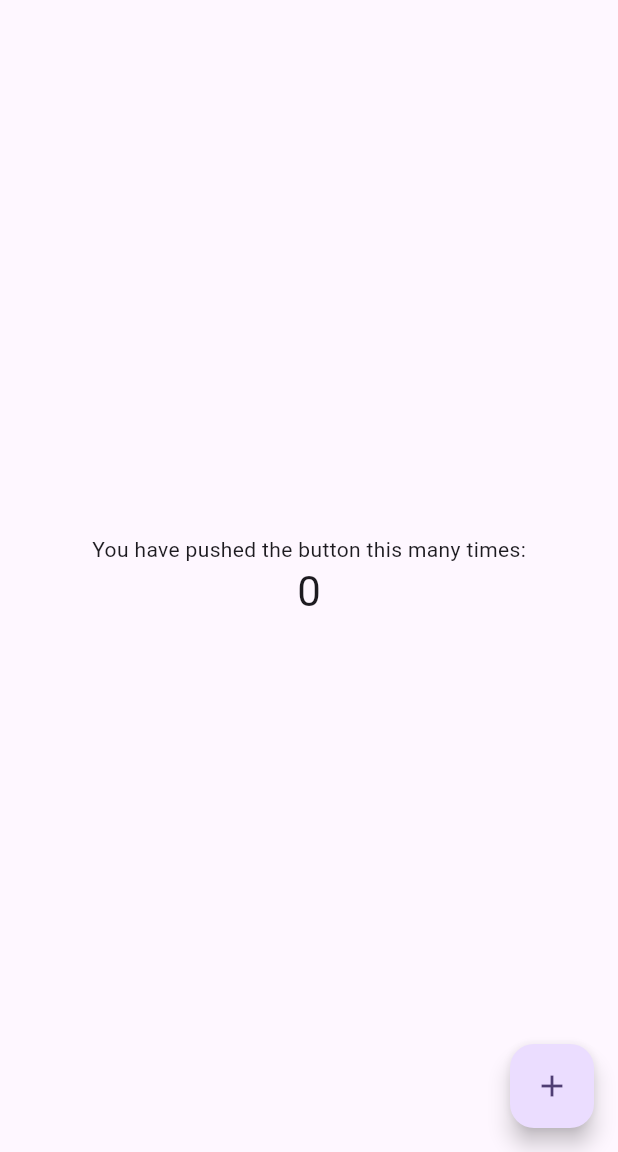
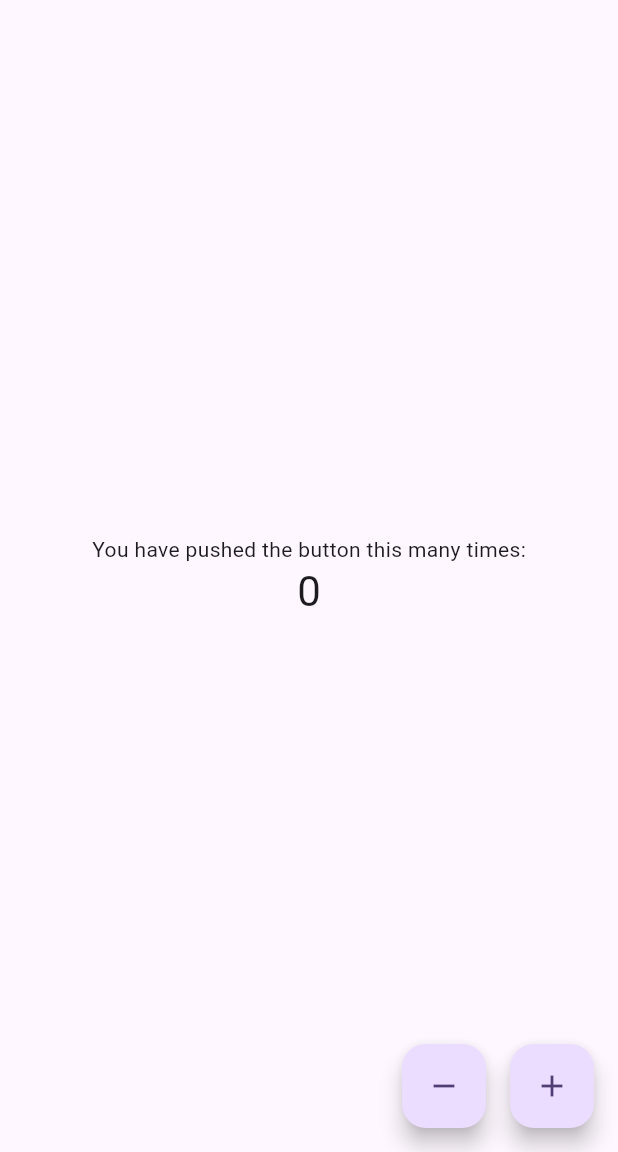
Before and after one commit to assad62/flutter_counter_rxdart, a Flutter app: the screen it shows after launch, on a phone screen of 412 x 824 dp, the part 84-1236 px from its top. Run offline on Flutter 3.47's test engine with Material 3 defaults, Android fonts, the phone set to English and light mode, and no system bars; our stand-ins replace get_it, injectable, rxdart.

```diff
--- a/lib/counter_intent.dart
+++ b/lib/counter_intent.dart
@@ -1,4 +1,3 @@
-// counter_intent.dart
 sealed class CounterIntent {
   const CounterIntent();
 }
@@ -6,3 +5,7 @@ sealed class CounterIntent {
 class IncrementIntent extends CounterIntent {
   const IncrementIntent();
 }
+
+class DecrementIntent extends CounterIntent {
+  const DecrementIntent();
+}
--- a/lib/counter_page.dart
+++ b/lib/counter_page.dart
@@ -1,4 +1,3 @@
-// counter_page.dart
 import 'package:flutter/material.dart';
 
 import 'counter_intent.dart';
@@ -48,10 +47,21 @@ class _CounterPageState extends State<CounterPage> {
           ],
         ),
       ),
-      floatingActionButton: FloatingActionButton(
-        onPressed: () => _model.intent.add(const IncrementIntent()),
-        tooltip: 'Increment',
-        child: const Icon(Icons.add),
+      floatingActionButton: Row(
+        mainAxisAlignment: MainAxisAlignment.end,
+        children: [
+          FloatingActionButton(
+            onPressed: () => _model.intent.add(const DecrementIntent()),
+            tooltip: 'Decrement',
+            child: const Icon(Icons.remove),
+          ),
+          const SizedBox(width: 16),
+          FloatingActionButton(
+            onPressed: () => _model.intent.add(const IncrementIntent()),
+            tooltip: 'Increment',
+            child: const Icon(Icons.add),
+          ),
+        ],
       ),
     );
   }
--- a/lib/counter_state.dart
+++ b/lib/counter_state.dart
@@ -1,4 +1,3 @@
-// counter_state.dart
 class CounterState {
   final int count;
 
@@ -9,4 +8,7 @@ class CounterState {
       count: count ?? this.count,
     );
   }
+
+  @override
+  String toString() => 'CounterState(count: $count)';
 }
--- a/pubspec.yaml
+++ b/pubspec.yaml
@@ -35,8 +35,11 @@ dependencies:
   # Use with the CupertinoIcons class for iOS style icons.
   cupertino_icons: ^1.0.8
   rxdart: ^0.28.0
+  injectable: ^2.5.0
 
 dev_dependencies:
+  injectable_generator: ^2.1.0
+  build_runner: ^2.0.0
   flutter_test:
     sdk: flutter
 
```
Also changed, not shown: lib/counter_viewmodel.dart (+12 -11 lines), lib/main.dart (+11 -0 lines), lib/main.config.dart (added), pubspec.lock.
